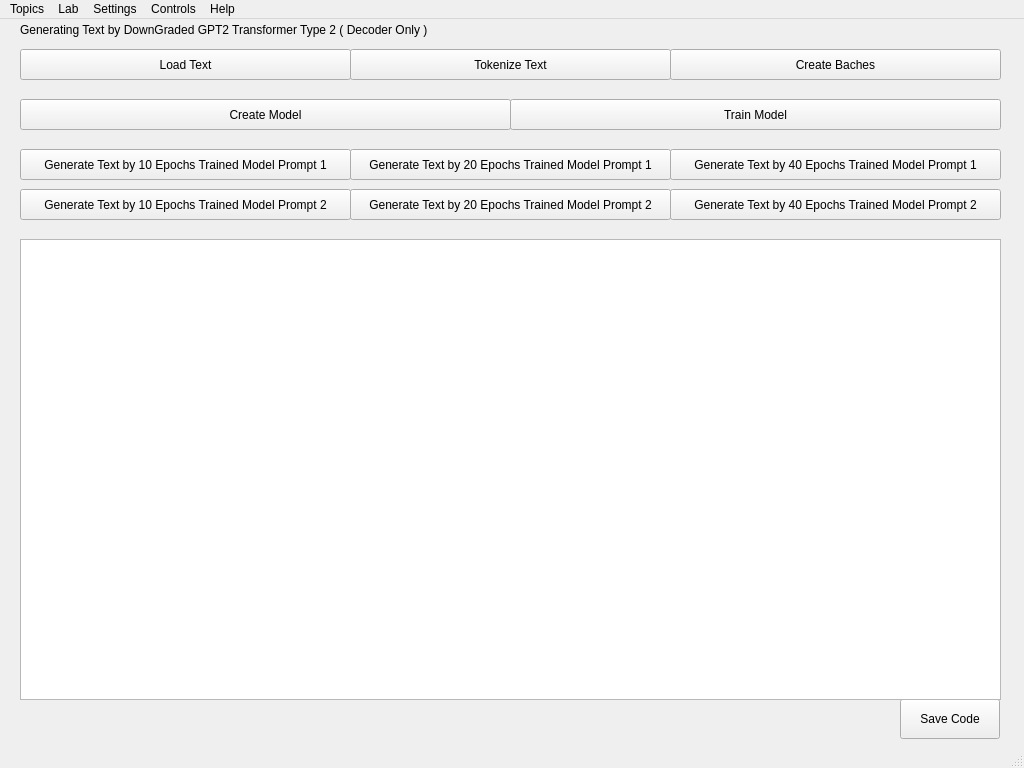
Before: the Qt Designer form ui.ui in mehrdadeahady/CV_with_ML_and_DL, drawn with Qt 5.
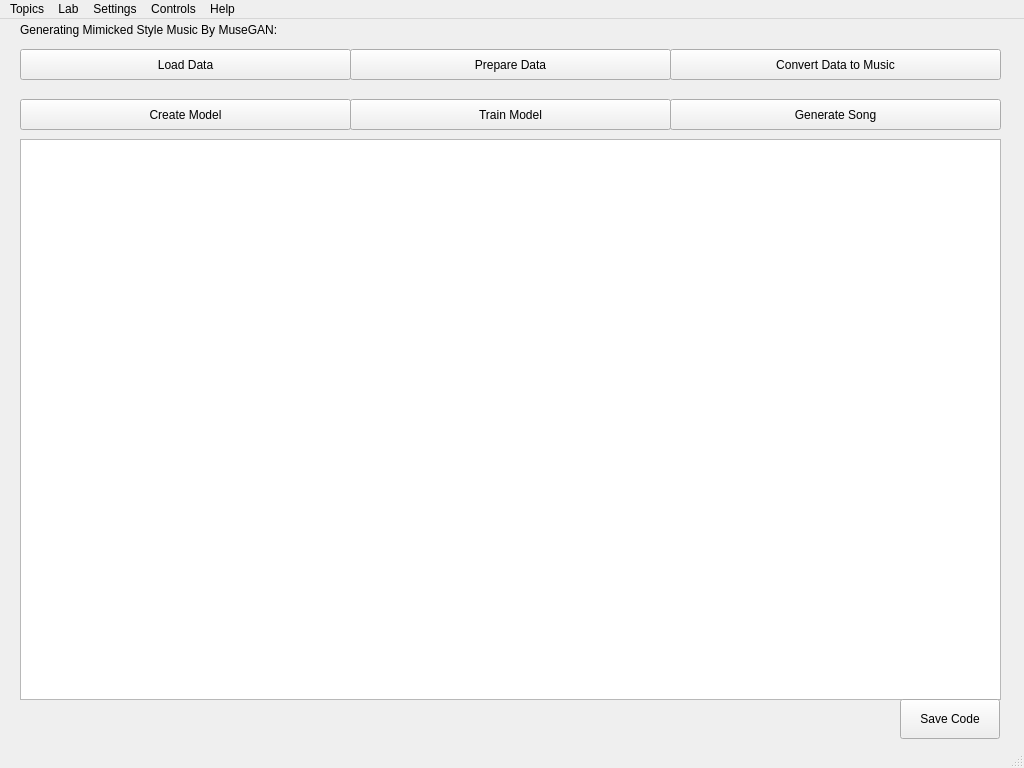
After: the same form once the commit is applied. Icons and pictures are not drawn.

Commit message: UI for Generating Mimicked Style Music by MuseGAN added.

```diff
--- a/ui.ui
+++ b/ui.ui
@@ -100,7 +100,7 @@
      </size>
     </property>
     <property name="currentIndex">
-     <number>15</number>
+     <number>16</number>
     </property>
     <widget class="QWidget" name="page_ImagesAndColorsManipulationsAndOprations">
      <property name="sizePolicy">
@@ -7147,6 +7147,122 @@
       </property>
      </widget>
     </widget>
+    <widget class="QWidget" name="page_GeneratingMimickedStyleMusicByMuseGAN">
+     <widget class="QTextBrowser" name="textBrowser_GeneratingMimickedStyleMusicByMuseGAN">
+      <property name="geometry">
+       <rect>
+        <x>10</x>
+        <y>120</y>
+        <width>981</width>
+        <height>561</height>
+       </rect>
+      </property>
+     </widget>
+     <widget class="QPushButton" name="pushButton_LoadData_GeneratingMimickedStyleMusicByMuseGAN">
+      <property name="geometry">
+       <rect>
+        <x>10</x>
+        <y>30</y>
+        <width>331</width>
+        <height>31</height>
+       </rect>
+      </property>
+      <property name="text">
+       <string>Load Data</string>
+      </property>
+     </widget>
+     <widget class="QLabel" name="label_GeneratingMimickedStyleMusicByMuseGAN">
+      <property name="geometry">
+       <rect>
+        <x>10</x>
+        <y>0</y>
+        <width>981</width>
+        <height>21</height>
+       </rect>
+      </property>
+      <property name="text">
+       <string>Generating Mimicked Style Music By MuseGAN:</string>
+      </property>
+     </widget>
+     <widget class="QPushButton" name="pushButton_SaveCode_GeneratingMimickedStyleMusicByMuseGAN">
+      <property name="geometry">
+       <rect>
+        <x>890</x>
+        <y>680</y>
+        <width>100</width>
+        <height>40</height>
+       </rect>
+      </property>
+      <property name="text">
+       <string>Save Code</string>
+      </property>
+     </widget>
+     <widget class="QPushButton" name="pushButton_PrepareData_GeneratingMimickedStyleMusicByMuseGAN">
+      <property name="geometry">
+       <rect>
+        <x>340</x>
+        <y>30</y>
+        <width>321</width>
+        <height>31</height>
+       </rect>
+      </property>
+      <property name="text">
+       <string>Prepare Data</string>
+      </property>
+     </widget>
+     <widget class="QPushButton" name="pushButton_ConvertDataToMusic_GeneratingMimickedStyleMusicByMuseGAN">
+      <property name="geometry">
+       <rect>
+        <x>660</x>
+        <y>30</y>
+        <width>331</width>
+        <height>31</height>
+       </rect>
+      </property>
+      <property name="text">
+       <string>Convert Data to Music</string>
+      </property>
+     </widget>
+     <widget class="QPushButton" name="pushButton_CreateModel_GeneratingMimickedStyleMusicByMuseGAN">
+      <property name="geometry">
+       <rect>
+        <x>10</x>
+        <y>80</y>
+        <width>331</width>
+        <height>31</height>
+       </rect>
+      </property>
+      <property name="text">
+       <string>Create Model</string>
+      </property>
+     </widget>
+     <widget class="QPushButton" name="pushButton_TrainModel_GeneratingMimickedStyleMusicByMuseGAN">
+      <property name="geometry">
+       <rect>
+        <x>340</x>
+        <y>80</y>
+        <width>321</width>
+        <height>31</height>
+       </rect>
+      </property>
+      <property name="text">
+       <string>Train Model</string>
+      </property>
+     </widget>
+     <widget class="QPushButton" name="pushButton_GenerateSong_GeneratingMimickedStyleMusicByMuseGAN">
+      <property name="geometry">
+       <rect>
+        <x>660</x>
+        <y>80</y>
+        <width>331</width>
+        <height>31</height>
+       </rect>
+      </property>
+      <property name="text">
+       <string>Generate Song</string>
+      </property>
+     </widget>
+    </widget>
     <widget class="QWidget" name="page_AboutAuthorDeveloper">
      <widget class="QTextBrowser" name="textBrowser_AboutAuthorDeveloper">
       <property name="geometry">
```
The commit also changes 6 other files.
